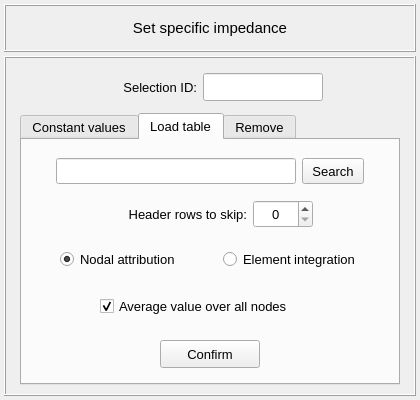
Qt form vibra/interface/data/ui_files/model/setup/acoustic/specific_impedance_input.ui (MOPT-UFSC/VIBRA) before a commit.
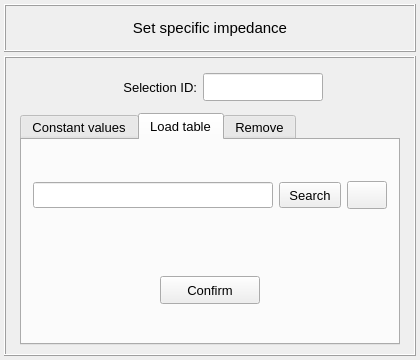
The same form after that commit. The open tabs and pages were chosen to show the change. Icons and pictures are not drawn.

Commit message: Adds filter for frequency ranges in imported tables

Diff of the .ui file:
```diff
--- a/vibra/interface/data/ui_files/model/setup/acoustic/specific_impedance_input.ui
+++ b/vibra/interface/data/ui_files/model/setup/acoustic/specific_impedance_input.ui
@@ -10,7 +10,7 @@
     <x>0</x>
     <y>0</y>
     <width>420</width>
-    <height>400</height>
+    <height>360</height>
    </rect>
   </property>
   <property name="sizePolicy">
@@ -22,13 +22,13 @@
   <property name="minimumSize">
    <size>
     <width>420</width>
-    <height>400</height>
+    <height>360</height>
    </size>
   </property>
   <property name="maximumSize">
    <size>
     <width>420</width>
-    <height>400</height>
+    <height>360</height>
    </size>
   </property>
   <property name="font">
@@ -812,184 +812,6 @@
           <property name="spacing">
            <number>2</number>
           </property>
-          <item row="3" column="0">
-           <widget class="QFrame" name="frame_21">
-            <property name="frameShape">
-             <enum>QFrame::NoFrame</enum>
-            </property>
-            <property name="frameShadow">
-             <enum>QFrame::Raised</enum>
-            </property>
-            <layout class="QGridLayout" name="gridLayout_17">
-             <property name="leftMargin">
-              <number>0</number>
-             </property>
-             <property name="topMargin">
-              <number>0</number>
-             </property>
-             <property name="rightMargin">
-              <number>0</number>
-             </property>
-             <property name="bottomMargin">
-              <number>0</number>
-             </property>
-             <property name="spacing">
-              <number>0</number>
-             </property>
-             <item row="0" column="0">
-              <widget class="QCheckBox" name="checkBox_averaged_table_values">
-               <property name="minimumSize">
-                <size>
-                 <width>0</width>
-                 <height>28</height>
-                </size>
-               </property>
-               <property name="maximumSize">
-                <size>
-                 <width>220</width>
-                 <height>28</height>
-                </size>
-               </property>
-               <property name="font">
-                <font>
-                 <pointsize>10</pointsize>
-                </font>
-               </property>
-               <property name="text">
-                <string>Average value over all nodes</string>
-               </property>
-               <property name="checked">
-                <bool>true</bool>
-               </property>
-              </widget>
-             </item>
-            </layout>
-           </widget>
-          </item>
-          <item row="1" column="0">
-           <widget class="QFrame" name="frame_11">
-            <property name="minimumSize">
-             <size>
-              <width>260</width>
-              <height>40</height>
-             </size>
-            </property>
-            <property name="maximumSize">
-             <size>
-              <width>400</width>
-              <height>40</height>
-             </size>
-            </property>
-            <property name="frameShape">
-             <enum>QFrame::NoFrame</enum>
-            </property>
-            <property name="frameShadow">
-             <enum>QFrame::Raised</enum>
-            </property>
-            <layout class="QGridLayout" name="gridLayout_14">
-             <property name="leftMargin">
-              <number>2</number>
-             </property>
-             <property name="topMargin">
-              <number>2</number>
-             </property>
-             <property name="rightMargin">
-              <number>2</number>
-             </property>
-             <property name="bottomMargin">
-              <number>2</number>
-             </property>
-             <property name="horizontalSpacing">
-              <number>6</number>
-             </property>
-             <property name="verticalSpacing">
-              <number>2</number>
-             </property>
-             <item row="0" column="1">
-              <widget class="QLabel" name="label_9">
-               <property name="minimumSize">
-                <size>
-                 <width>140</width>
-                 <height>28</height>
-                </size>
-               </property>
-               <property name="maximumSize">
-                <size>
-                 <width>140</width>
-                 <height>28</height>
-                </size>
-               </property>
-               <property name="font">
-                <font>
-                 <family>MS Shell Dlg 2</family>
-                 <pointsize>10</pointsize>
-                 <weight>50</weight>
-                 <italic>false</italic>
-                 <bold>false</bold>
-                </font>
-               </property>
-               <property name="text">
-                <string>Header rows to skip:</string>
-               </property>
-               <property name="alignment">
-                <set>Qt::AlignRight|Qt::AlignTrailing|Qt::AlignVCenter</set>
-               </property>
-              </widget>
-             </item>
-             <item row="0" column="2">
-              <widget class="QSpinBox" name="spinBox">
-               <property name="minimumSize">
-                <size>
-                 <width>60</width>
-                 <height>28</height>
-                </size>
-               </property>
-               <property name="maximumSize">
-                <size>
-                 <width>60</width>
-                 <height>28</height>
-                </size>
-               </property>
-               <property name="styleSheet">
-                <string notr="true"/>
-               </property>
-               <property name="alignment">
-                <set>Qt::AlignCenter</set>
-               </property>
-               <property name="maximum">
-                <number>10</number>
-               </property>
-              </widget>
-             </item>
-             <item row="0" column="0">
-              <spacer name="horizontalSpacer_6">
-               <property name="orientation">
-                <enum>Qt::Horizontal</enum>
-               </property>
-               <property name="sizeHint" stdset="0">
-                <size>
-                 <width>40</width>
-                 <height>20</height>
-                </size>
-               </property>
-              </spacer>
-             </item>
-             <item row="0" column="3">
-              <spacer name="horizontalSpacer_7">
-               <property name="orientation">
-                <enum>Qt::Horizontal</enum>
-               </property>
-               <property name="sizeHint" stdset="0">
-                <size>
-                 <width>40</width>
-                 <height>20</height>
-                </size>
-               </property>
-              </spacer>
-             </item>
-            </layout>
-           </widget>
-          </item>
           <item row="0" column="0">
            <widget class="QFrame" name="frame_9">
             <property name="minimumSize">
@@ -1069,6 +891,19 @@
                </property>
               </widget>
              </item>
+             <item row="0" column="4">
+              <spacer name="horizontalSpacer_9">
+               <property name="orientation">
+                <enum>Qt::Horizontal</enum>
+               </property>
+               <property name="sizeHint" stdset="0">
+                <size>
+                 <width>40</width>
+                 <height>20</height>
+                </size>
+               </property>
+              </spacer>
+             </item>
              <item row="0" column="1">
               <widget class="QLineEdit" name="lineEdit_table_path">
                <property name="enabled">
@@ -1115,22 +950,62 @@
               </spacer>
              </item>
              <item row="0" column="3">
-              <spacer name="horizontalSpacer_9">
-               <property name="orientation">
-                <enum>Qt::Horizontal</enum>
+              <widget class="QPushButton" name="pushButton_change_frequency_setup">
+               <property name="enabled">
+                <bool>true</bool>
                </property>
-               <property name="sizeHint" stdset="0">
+               <property name="sizePolicy">
+                <sizepolicy hsizetype="Expanding" vsizetype="Fixed">
+                 <horstretch>0</horstretch>
+                 <verstretch>0</verstretch>
+                </sizepolicy>
+               </property>
+               <property name="minimumSize">
                 <size>
                  <width>40</width>
+                 <height>28</height>
+                </size>
+               </property>
+               <property name="maximumSize">
+                <size>
+                 <width>40</width>
+                 <height>28</height>
+                </size>
+               </property>
+               <property name="font">
+                <font>
+                 <family>MS Shell Dlg 2</family>
+                 <pointsize>10</pointsize>
+                 <weight>50</weight>
+                 <italic>false</italic>
+                 <bold>false</bold>
+                </font>
+               </property>
+               <property name="toolTip">
+                <string>&lt;html&gt;&lt;head/&gt;&lt;body&gt;&lt;p&gt;Filter the frequency range of interest&lt;/p&gt;&lt;/body&gt;&lt;/html&gt;</string>
+               </property>
+               <property name="styleSheet">
+                <string notr="true"/>
+               </property>
+               <property name="text">
+                <string/>
+               </property>
+               <property name="icon">
+                <iconset>
+                 <normaloff>../../../../icons/recent.png</normaloff>../../../../icons/recent.png</iconset>
+               </property>
+               <property name="iconSize">
+                <size>
+                 <width>20</width>
                  <height>20</height>
                 </size>
                </property>
-              </spacer>
+              </widget>
              </item>
             </layout>
            </widget>
           </item>
-          <item row="4" column="0">
+          <item row="1" column="0">
            <widget class="QFrame" name="frame_10">
             <property name="minimumSize">
              <size>
@@ -1200,120 +1075,6 @@
             </layout>
            </widget>
           </item>
-          <item row="2" column="0">
-           <widget class="QFrame" name="frame_16">
-            <property name="frameShape">
-             <enum>QFrame::NoFrame</enum>
-            </property>
-            <property name="frameShadow">
-             <enum>QFrame::Raised</enum>
-            </property>
-            <layout class="QGridLayout" name="gridLayout_15">
-             <property name="leftMargin">
-              <number>0</number>
-             </property>
-             <property name="topMargin">
-              <number>0</number>
-             </property>
-             <property name="rightMargin">
-              <number>0</number>
-             </property>
-             <property name="bottomMargin">
-              <number>0</number>
-             </property>
-             <item row="0" column="2">
-              <spacer name="horizontalSpacer_11">
-               <property name="orientation">
-                <enum>Qt::Horizontal</enum>
-               </property>
-               <property name="sizeHint" stdset="0">
-                <size>
-                 <width>40</width>
-                 <height>20</height>
-                </size>
-               </property>
-              </spacer>
-             </item>
-             <item row="0" column="0">
-              <spacer name="horizontalSpacer_10">
-               <property name="orientation">
-                <enum>Qt::Horizontal</enum>
-               </property>
-               <property name="sizeHint" stdset="0">
-                <size>
-                 <width>40</width>
-                 <height>20</height>
-                </size>
-               </property>
-              </spacer>
-             </item>
-             <item row="0" column="1">
-              <widget class="QRadioButton" name="radioButton_nodal_attribution_table">
-               <property name="minimumSize">
-                <size>
-                 <width>0</width>
-                 <height>28</height>
-                </size>
-               </property>
-               <property name="maximumSize">
-                <size>
-                 <width>16777215</width>
-                 <height>28</height>
-                </size>
-               </property>
-               <property name="font">
-                <font>
-                 <pointsize>10</pointsize>
-                </font>
-               </property>
-               <property name="text">
-                <string>Nodal attribution</string>
-               </property>
-               <property name="checked">
-                <bool>true</bool>
-               </property>
-              </widget>
-             </item>
-             <item row="0" column="3">
-              <widget class="QRadioButton" name="radioButton_element_integration_table">
-               <property name="minimumSize">
-                <size>
-                 <width>0</width>
-                 <height>28</height>
-                </size>
-               </property>
-               <property name="maximumSize">
-                <size>
-                 <width>16777215</width>
-                 <height>28</height>
-                </size>
-               </property>
-               <property name="font">
-                <font>
-                 <pointsize>10</pointsize>
-                </font>
-               </property>
-               <property name="text">
-                <string>Element integration</string>
-               </property>
-              </widget>
-             </item>
-             <item row="0" column="4">
-              <spacer name="horizontalSpacer_12">
-               <property name="orientation">
-                <enum>Qt::Horizontal</enum>
-               </property>
-               <property name="sizeHint" stdset="0">
-                <size>
-                 <width>40</width>
-                 <height>20</height>
-                </size>
-               </property>
-              </spacer>
-             </item>
-            </layout>
-           </widget>
-          </item>
          </layout>
         </widget>
         <widget class="QWidget" name="tab_remove">
```
Left out of the diff: 174 changed lines with no effect on the pictures. The commit also changes 20 other files.
